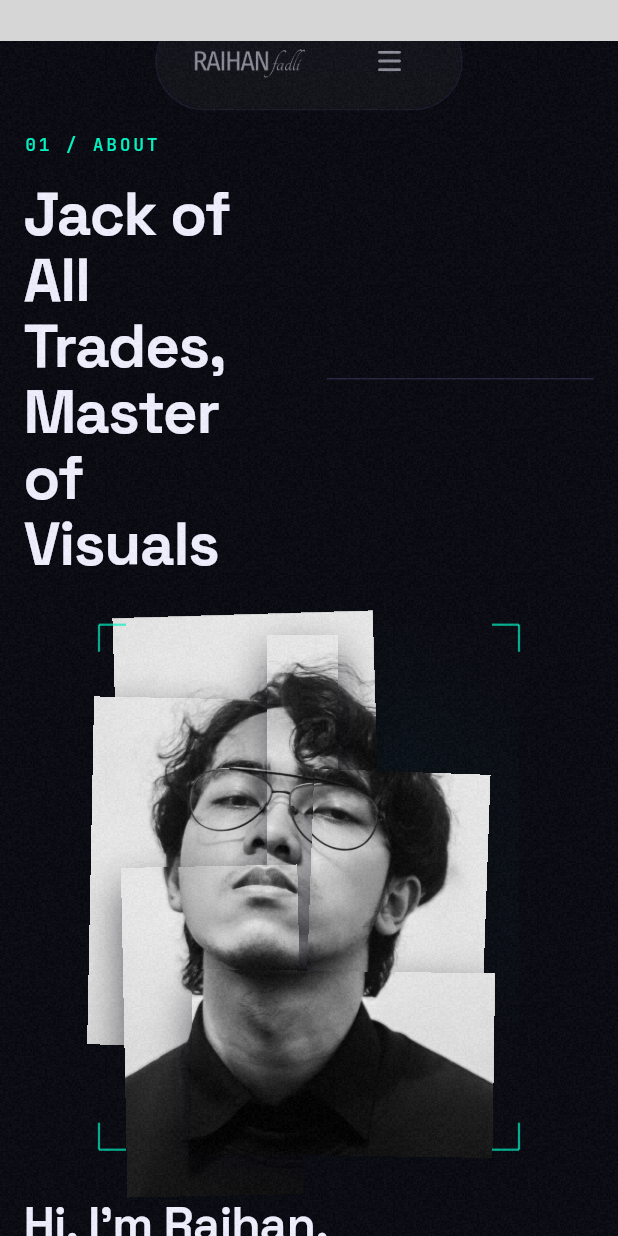
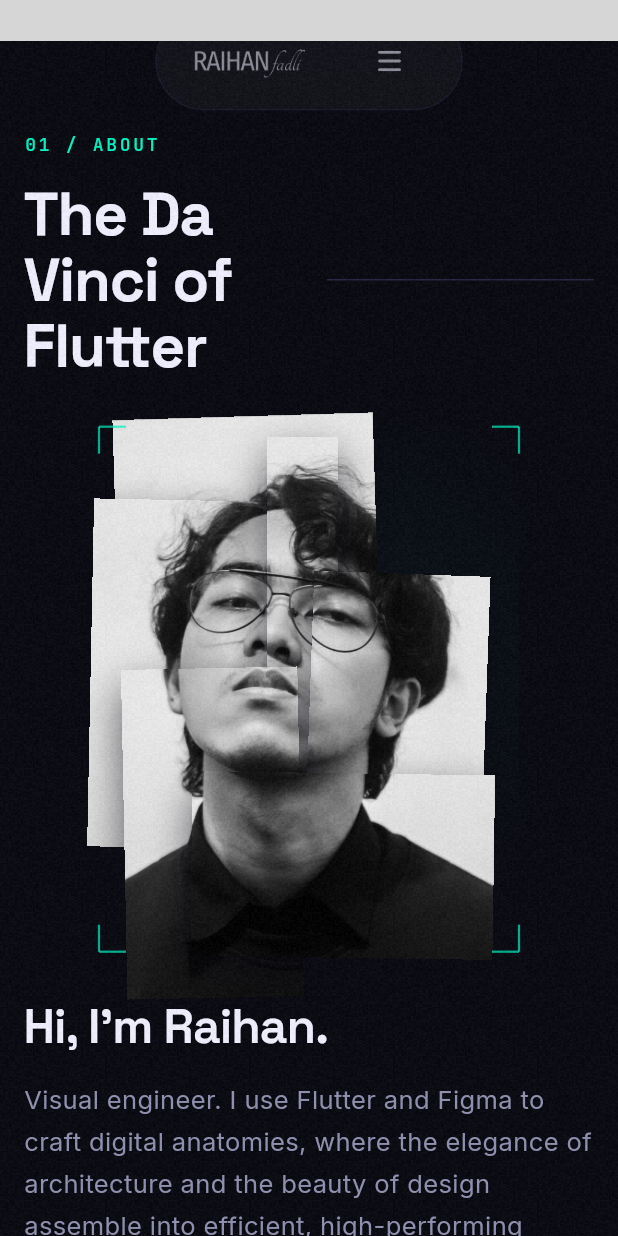
Before and after one commit to lraihan/polymorphism, a Flutter app: the screen it shows after launch, scrolled down 576 dp, on a phone screen of 412 x 824 dp. Run offline on Flutter 3.47's test engine with Material 3 defaults, Android fonts, the phone set to English and light mode, and no system bars; our stand-ins replace confetti, go_router, google_fonts, visibility_detector; missing offline and left inert: dart:html, dart:ui_web, flutter_web_scroll; grey boxes are pictures that could not be loaded.

Commit message:
feat(about): retitle About to "The Da Vinci of Flutter"
Co-Authored-By: Claude Opus 4.8 (1M context) <noreply@anthropic.com>

```diff
--- a/lib/core/constants/strings.dart
+++ b/lib/core/constants/strings.dart
@@ -24,7 +24,7 @@ class AppStrings {
 
   // ── Section headers ────────────────────────────────────────────────────
   static const String aboutEyebrow = '01 / ABOUT';
-  static const String aboutTitle = 'Jack of All Trades, Master of Visuals';
+  static const String aboutTitle = 'The Da Vinci of Flutter';
   static const String worksEyebrow = '02 / WORKS';
   static const String worksTitle = 'Selected Projects';
   static const String worksSubtitle = 'This creation is a confession, written in dark and dart.';
```
